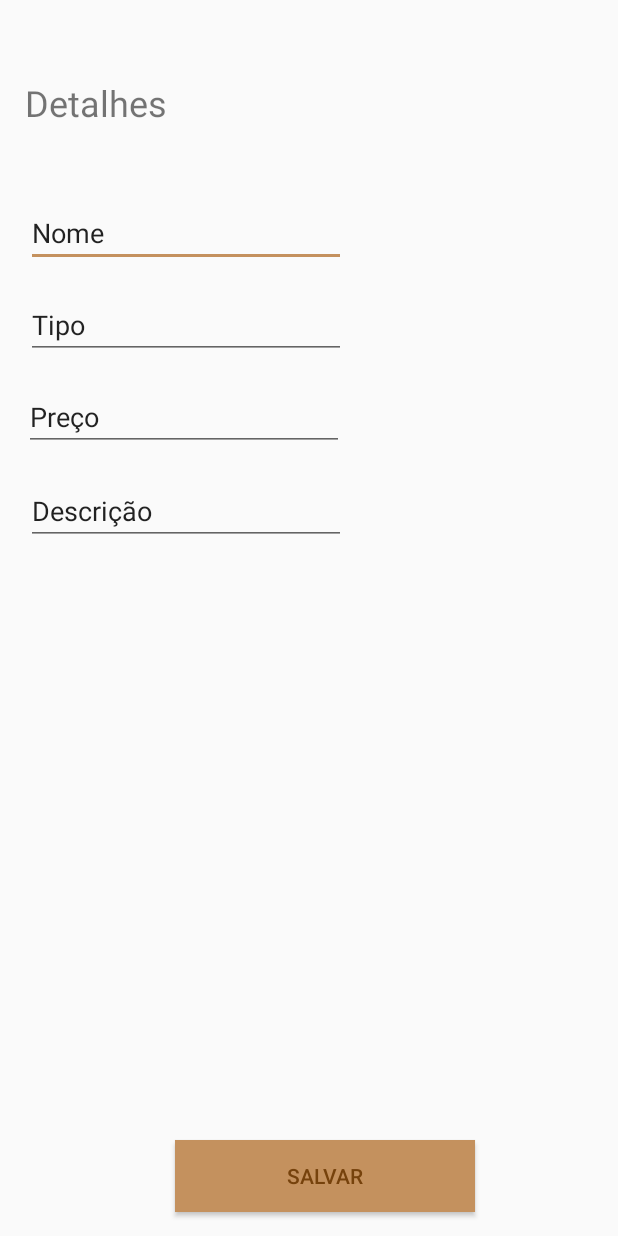
After one commit to ufjf-dcc196/dcc196-2018-3-trb3-jonas, an Android app: the layout activity_candy_details.xml on its own in the app's theme, with its tools: preview values and no code run, on a phone screen of 412 x 824 dp. The commit adds this screen. Run offline under Robolectric (Android 15) with nearby library versions, the phone set to English and light mode, and no system bars.

Commit message:
Adicionando tela de detalhes dos doces

```diff
--- a/app/src/main/AndroidManifest.xml
+++ b/app/src/main/AndroidManifest.xml
@@ -19,6 +19,7 @@
             </intent-filter>
         </activity>
         <activity android:name=".PaymentMethodActivity"></activity>
+        <activity android:name=".CandyDetailsActivity"></activity>
     </application>
 
 </manifest>
--- a/app/src/main/java/com/example/gabrielmaia/chocolapp/CandiesAdapter.java
+++ b/app/src/main/java/com/example/gabrielmaia/chocolapp/CandiesAdapter.java
@@ -39,19 +39,26 @@ public class CandiesAdapter extends RecyclerView.Adapter<CandiesAdapter.CandiesV
     }
 
     @Override
-    public void onBindViewHolder(@NonNull CandiesViewHolder viewHolder, int i) {
+    public void onBindViewHolder(@NonNull final CandiesViewHolder viewHolder, int i) {
         currentCandy = this.candies.get(i);
 
         viewHolder.candyName.setOnClickListener(new View.OnClickListener() {
             @Override
             public void onClick(View v) {
+                int position = viewHolder.getAdapterPosition();
+
                 Intent intent = new Intent(v.getContext(), CandyDetailsActivity.class);
-                intent.putExtra("ID", currentCandy.getId());
+                intent.putExtra("CANDY_ID", getCandyId(position));
                 v.getContext().startActivity(intent);
             }
         });
 
         viewHolder.candyName.setText(currentCandy.getType() + " de " + currentCandy.getName());
+    }
+
+    private String getCandyId(int position) {
+        Candy candy = this.candies.get(position);
+        return Integer.toString(candy.getId());
     }
 
     @Override
--- a/app/src/main/java/com/example/gabrielmaia/chocolapp/CandyDetailsActivity.java
+++ b/app/src/main/java/com/example/gabrielmaia/chocolapp/CandyDetailsActivity.java
@@ -1,4 +1,47 @@
 package com.example.gabrielmaia.chocolapp;
 
-public class CandyDetailsActivity {
+import android.os.Bundle;
+import android.support.v7.app.AppCompatActivity;
+import android.widget.Button;
+import android.widget.TextView;
+import android.widget.Toast;
+
+import model.Candy;
+import persistence.CandyDAO;
+
+public class CandyDetailsActivity extends AppCompatActivity {
+
+    private TextView name;
+    private TextView type;
+    private TextView price;
+    private TextView description;
+    private Button save;
+
+    @Override
+    protected void onCreate(Bundle savedInstanceState) {
+        super.onCreate(savedInstanceState);
+
+        setContentView(R.layout.activity_candy_details);
+
+        Bundle extras = getIntent().getExtras();
+        String candyId = extras.getString("CANDY_ID");
+
+        Candy candy = CandyDAO.read(Integer.parseInt(candyId));
+
+        if(candy != null){
+            name = findViewById(R.id.c_edit_name);
+            type = findViewById(R.id.c_edit_type);
+            price = findViewById(R.id.c_edit_price);
+            description = findViewById(R.id.c_edit_description);
+            save = findViewById(R.id.c_save);
+
+            name.setText(candy.getName());
+            type.setText(candy.getType());
+            price.setText(candy.printPrice());
+            description.setText(candy.getDescription());
+        }
+        else {
+            Toast.makeText(getApplicationContext(), " Não foi possível encontrar o doce " + candyId + ".", Toast.LENGTH_SHORT).show();
+        }
+    }
 }
--- a/app/src/main/java/com/example/gabrielmaia/chocolapp/MainActivity.java
+++ b/app/src/main/java/com/example/gabrielmaia/chocolapp/MainActivity.java
@@ -46,8 +46,6 @@ public class MainActivity extends AppCompatActivity {
         BottomNavigationView navigation = findViewById(R.id.navigation);
         navigation.setOnNavigationItemSelectedListener(mOnNavigationItemSelectedListener);
 
-        this.deleteDatabase(DBHandler.DATABASE_NAME);
-
         getSupportFragmentManager().beginTransaction().replace(R.id.mainFragment,  new HomeFragment()).commit();
     }
 
--- a/app/src/main/java/model/Candy.java
+++ b/app/src/main/java/model/Candy.java
@@ -43,6 +43,18 @@ public class Candy {
         return price;
     }
 
+    public String printPrice() {
+        Double realPrice = Double.parseDouble(Integer.toString(price));
+        realPrice = realPrice / 100;
+
+        return Double.toString(realPrice);
+    }
+
+    public void setRealPrice(Double realPrice){
+        double newPrice = realPrice * 100;
+        this.price = (int) newPrice;
+    }
+
     public void setPrice(int price) {
         this.price = price;
     }
--- a/app/src/main/java/persistence/CandyDAO.java
+++ b/app/src/main/java/persistence/CandyDAO.java
@@ -38,7 +38,7 @@ public class CandyDAO {
 
     public static Candy read(int id){
         Candy candy;
-        String readById = "SELECT * FROM " + TABLE + " WHERE id =" + id ;
+        String readById = "SELECT * FROM " + TABLE + " WHERE candy_id =" + id ;
 
         Cursor cursor = gw.getDatabase().rawQuery(readById, null);
 
--- /dev/null
+++ b/app/src/main/res/layout/activity_candy_details.xml
@@ -0,0 +1,109 @@
+<?xml version="1.0" encoding="utf-8"?>
+<android.support.constraint.ConstraintLayout xmlns:android="http://schemas.android.com/apk/res/android"
+    xmlns:app="http://schemas.android.com/apk/res-auto"
+    xmlns:tools="http://schemas.android.com/tools"
+    android:layout_width="match_parent"
+    android:layout_height="match_parent"
+    tools:context=".CandyDetailsActivity">
+
+    <TextView
+        android:id="@+id/textView2"
+        android:layout_width="wrap_content"
+        android:layout_height="wrap_content"
+        android:layout_marginStart="8dp"
+        android:layout_marginLeft="8dp"
+        android:layout_marginTop="52dp"
+        android:layout_marginEnd="8dp"
+        android:layout_marginRight="8dp"
+        android:text="@string/candy_details_title"
+        android:textSize="24sp"
+        app:layout_constraintEnd_toEndOf="parent"
+        app:layout_constraintHorizontal_bias="0.029"
+        app:layout_constraintStart_toStartOf="parent"
+        app:layout_constraintTop_toTopOf="parent" />
+
+    <Button
+        android:id="@+id/c_save"
+        android:layout_width="200dp"
+        android:layout_height="wrap_content"
+        android:layout_marginStart="8dp"
+        android:layout_marginLeft="8dp"
+        android:layout_marginEnd="8dp"
+        android:layout_marginRight="8dp"
+        android:layout_marginBottom="16dp"
+        android:background="@color/colorAccent"
+        android:textColor="@color/colorPrimary"
+        android:text="@string/save_btn"
+        app:layout_constraintBottom_toBottomOf="parent"
+        app:layout_constraintEnd_toEndOf="parent"
+        app:layout_constraintHorizontal_bias="0.555"
+        app:layout_constraintStart_toStartOf="parent" />
+
+    <EditText
+        android:id="@+id/c_edit_name"
+        android:layout_width="wrap_content"
+        android:layout_height="wrap_content"
+        android:layout_marginStart="8dp"
+        android:layout_marginLeft="8dp"
+        android:layout_marginTop="48dp"
+        android:layout_marginEnd="8dp"
+        android:layout_marginRight="8dp"
+        android:ems="10"
+        android:inputType="textPersonName"
+        android:text="@string/candy_name_lbl"
+        app:layout_constraintEnd_toEndOf="parent"
+        app:layout_constraintHorizontal_bias="0.052"
+        app:layout_constraintStart_toStartOf="parent"
+        app:layout_constraintTop_toBottomOf="@+id/textView2" />
+
+    <EditText
+        android:id="@+id/c_edit_type"
+        android:layout_width="wrap_content"
+        android:layout_height="wrap_content"
+        android:layout_marginStart="8dp"
+        android:layout_marginLeft="8dp"
+        android:layout_marginTop="16dp"
+        android:layout_marginEnd="8dp"
+        android:layout_marginRight="8dp"
+        android:ems="10"
+        android:inputType="text"
+        android:text="@string/candy_type_lbl"
+        app:layout_constraintEnd_toEndOf="parent"
+        app:layout_constraintHorizontal_bias="0.052"
+        app:layout_constraintStart_toStartOf="parent"
+        app:layout_constraintTop_toBottomOf="@+id/c_edit_name" />
+
+    <EditText
+        android:id="@+id/c_edit_price"
+        android:layout_width="wrap_content"
+        android:layout_height="wrap_content"
+        android:layout_marginStart="16dp"
+        android:layout_marginLeft="16dp"
+        android:layout_marginTop="16dp"
+        android:layout_marginEnd="8dp"
+        android:layout_marginRight="8dp"
+        android:ems="10"
+        android:inputType="textPersonName"
+        android:text="@string/candy_price"
+        app:layout_constraintEnd_toEndOf="parent"
+        app:layout_constraintHorizontal_bias="0.0"
+        app:layout_constraintStart_toStartOf="parent"
+        app:layout_constraintTop_toBottomOf="@+id/c_edit_type" />
+
+    <EditText
+        android:id="@+id/c_edit_description"
+        android:layout_width="wrap_content"
+        android:layout_height="wrap_content"
+        android:layout_marginStart="8dp"
+        android:layout_marginLeft="8dp"
+        android:layout_marginTop="140dp"
+        android:layout_marginEnd="8dp"
+        android:layout_marginRight="8dp"
+        android:ems="10"
+        android:inputType="text"
+        android:text="@string/candy_description"
+        app:layout_constraintEnd_toEndOf="parent"
+        app:layout_constraintHorizontal_bias="0.052"
+        app:layout_constraintStart_toStartOf="parent"
+        app:layout_constraintTop_toBottomOf="@+id/c_edit_name" />
+</android.support.constraint.ConstraintLayout>
--- a/app/src/main/res/values/strings.xml
+++ b/app/src/main/res/values/strings.xml
@@ -6,4 +6,10 @@
     <string name="home_revenue">Faturamento</string>
     <string name="Cash">Dinheiro</string>
     <string name="Card">Cartão</string>
+    <string name="candy_details_title">Detalhes</string>
+    <string name="candy_name_lbl">Nome</string>
+    <string name="candy_type_lbl">Tipo</string>
+    <string name="candy_price">Preço</string>
+    <string name="candy_description">Descrição</string>
+    <string name="save_btn">Salvar</string>
 </resources>
```
